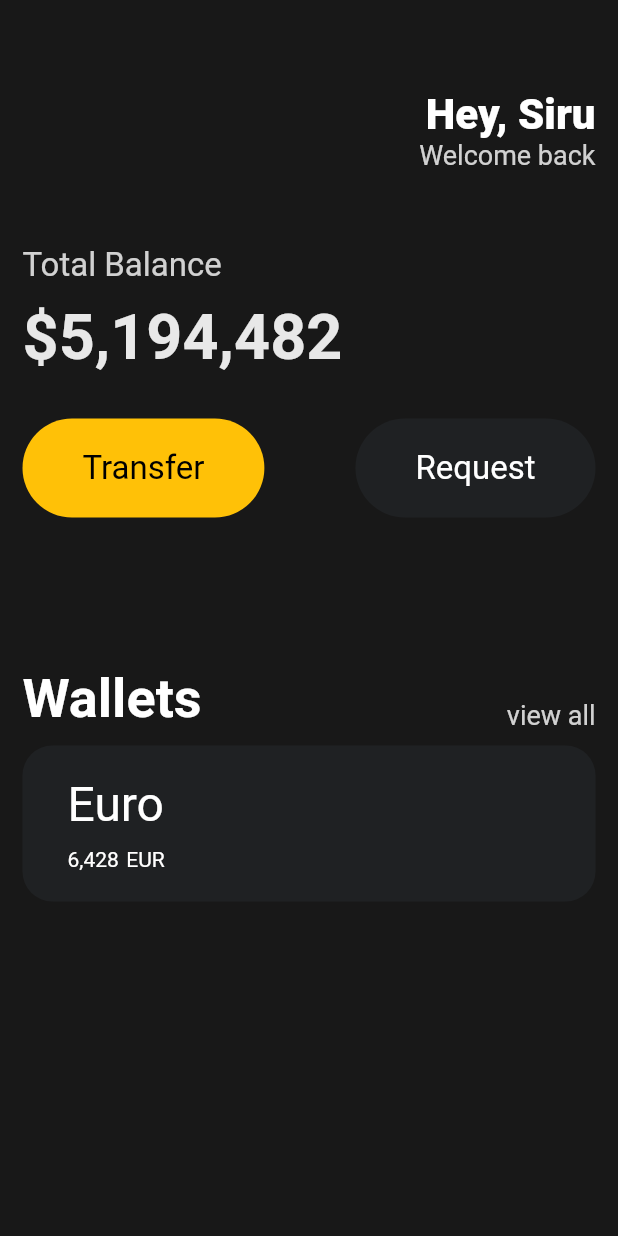
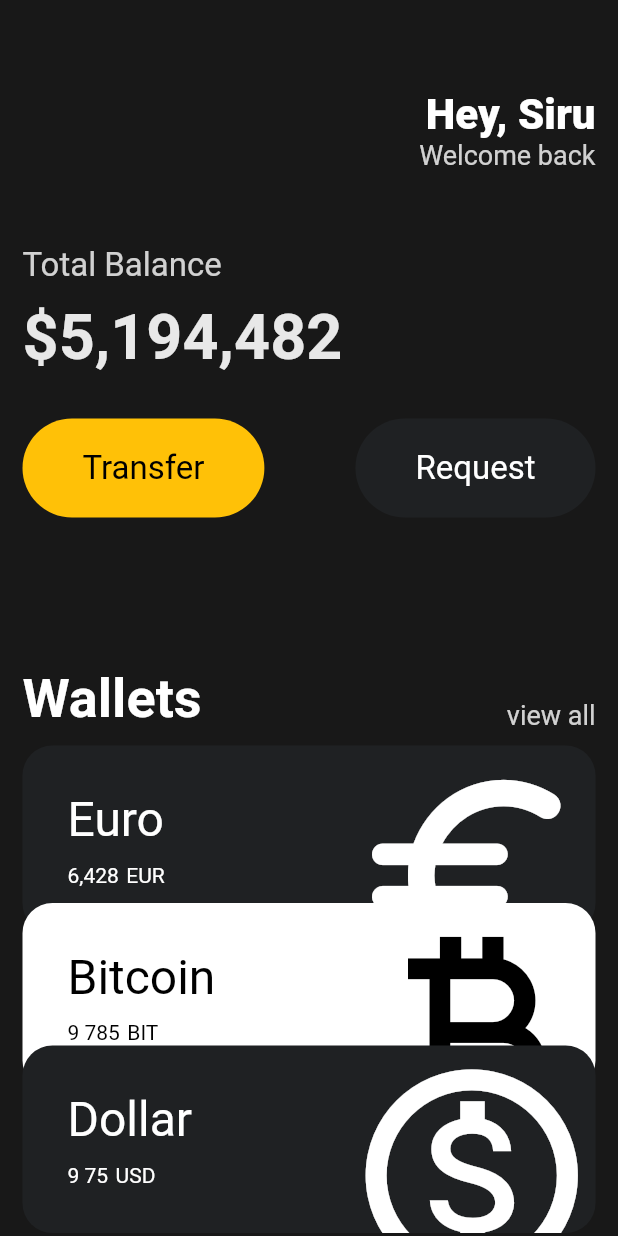
Before and after one commit to mwao/toonflix, a Flutter app: the screen it shows after launch, on a phone screen of 412 x 824 dp. Run offline on Flutter 3.47's test engine with Material 2 defaults, Android fonts, the phone set to English and light mode, and no system bars.

Commit message:
card complete

```diff
--- a/lib/main.dart
+++ b/lib/main.dart
@@ -1,5 +1,7 @@
 import 'package:flutter/material.dart';
 import 'package:toonflix/widgets/button.dart';
+import 'package:toonflix/widgets/currency_card.dart';
+import 'package:toonflix/widgets/currency_card_new.dart';
 
 class Player {
   // String name = 'nico';
@@ -27,8 +29,7 @@ void main() {
 //               // Text('Hello Flutter!'),
 //               Center(
 //             child: Text('Hello Flutter!'),
-//           )),
-//     );
+//           ))
 //   }
 // }
 
@@ -39,7 +40,8 @@ class App extends StatelessWidget {
     return MaterialApp(
       home: Scaffold(
           backgroundColor: const Color(0xFF181818),
-          body: Padding(
+          body: SingleChildScrollView(
+            child: Padding(
                 padding: // EdgeInsets.all(10)
                     const EdgeInsets.symmetric(horizontal: 15, vertical: 10),
                 child: Column(
@@ -110,7 +112,8 @@ class App extends StatelessWidget {
                                 vertical: 20, horizontal: 40),
                             child: Text(
                               'Request',
-                            style: TextStyle(fontSize: 22, color: Colors.white),
+                              style:
+                                  TextStyle(fontSize: 22, color: Colors.white),
                             ),
                           ),
                         ),
@@ -144,6 +147,7 @@ class App extends StatelessWidget {
                       height: 10,
                     ),
                     Container(
+                        clipBehavior: Clip.hardEdge,
                         decoration: BoxDecoration(
                           color: const Color(0xFF1F2123),
                           borderRadius: BorderRadius.circular(20),
@@ -151,7 +155,10 @@ class App extends StatelessWidget {
                         child: Padding(
                           padding: const EdgeInsets.symmetric(
                               vertical: 20, horizontal: 30),
-                        child: Row(
+                          child:
+                              // Row 는 가로로 item 정렬
+                              Row(
+                            mainAxisAlignment: MainAxisAlignment.spaceBetween,
                             children: [
                               Column(
                                 crossAxisAlignment: CrossAxisAlignment.start,
@@ -169,7 +176,8 @@ class App extends StatelessWidget {
                                   Row(
                                     children: const [
                                       Text('6,428',
-                                        style: TextStyle(color: Colors.white)),
+                                          style:
+                                              TextStyle(color: Colors.white)),
                                       SizedBox(
                                         width: 5,
                                       ),
@@ -178,12 +186,49 @@ class App extends StatelessWidget {
                                     ],
                                   )
                                 ],
-                            )
+                              ),
+                              Transform.scale(
+                                scale: 2,
+                                child: Transform.translate(
+                                  offset: const Offset(-5, 12),
+                                  child: const Icon(
+                                    Icons.euro_rounded,
+                                    color: Colors.white,
+                                    size: 85,
+                                  ),
+                                ),
+                              ),
                             ],
                           ),
-                      ))
+                        )),
+                    Transform.translate(
+                      offset: const Offset(0, -20),
+                      child: const CurrencyCard(
+                          name: 'Bitcoin',
+                          code: 'BIT',
+                          amount: '9 785',
+                          icon: Icons.currency_bitcoin,
+                          isInverted: true),
+                    ),
+                    // Transform.translate(
+                    //   offset: const Offset(0, -30),
+                    //   child: const CurrencyCard(
+                    //       name: 'Dollar',
+                    //       code: 'USD',
+                    //       amount: '9 75',
+                    //       icon: Icons.monetization_on_outlined,
+                    //       isInverted: false),
+                    // ),
+                    const CurrencyCardNew(
+                        name: 'Dollar',
+                        code: 'USD',
+                        amount: '9 75',
+                        offset: -50,
+                        icon: Icons.monetization_on_outlined,
+                        isInverted: false)
                   ],
-              ))),
+                )),
+          )),
     );
   }
 }
--- /dev/null
+++ b/lib/widgets/currency_card.dart
@@ -0,0 +1,75 @@
+import 'package:flutter/material.dart';
+
+class CurrencyCard extends StatelessWidget {
+  final String name, code, amount;
+  final IconData icon;
+  final bool isInverted;
+
+  const CurrencyCard(
+      {super.key,
+      required this.name,
+      required this.code,
+      required this.amount,
+      required this.icon,
+      required this.isInverted});
+
+  @override
+  Widget build(BuildContext context) {
+    // TODO: implement build
+    return Container(
+        clipBehavior: Clip.hardEdge,
+        decoration: BoxDecoration(
+          color: isInverted ? Colors.white : const Color(0xFF1F2123),
+          borderRadius: BorderRadius.circular(20),
+        ),
+        child: Padding(
+          padding: const EdgeInsets.symmetric(vertical: 20, horizontal: 30),
+          child:
+              // Row 는 가로로 item 정렬
+              Row(
+            mainAxisAlignment: MainAxisAlignment.spaceBetween,
+            children: [
+              Column(
+                crossAxisAlignment: CrossAxisAlignment.start,
+                children: [
+                  Text(
+                    name,
+                    style: TextStyle(
+                      color: isInverted ? Colors.black : Colors.white,
+                      fontSize: 32,
+                    ),
+                  ),
+                  const SizedBox(
+                    height: 10,
+                  ),
+                  Row(
+                    children: [
+                      Text(amount,
+                          style: TextStyle(
+                              color: isInverted ? Colors.black : Colors.white)),
+                      const SizedBox(
+                        width: 5,
+                      ),
+                      Text(code,
+                          style: TextStyle(
+                              color: isInverted ? Colors.black : Colors.white))
+                    ],
+                  )
+                ],
+              ),
+              Transform.scale(
+                scale: 2,
+                child: Transform.translate(
+                  offset: const Offset(-5, 12),
+                  child: Icon(
+                    icon,
+                    color: isInverted ? Colors.black : Colors.white,
+                    size: 85,
+                  ),
+                ),
+              ),
+            ],
+          ),
+        ));
+  }
+}
--- /dev/null
+++ b/lib/widgets/currency_card_new.dart
@@ -0,0 +1,31 @@
+import 'package:flutter/material.dart';
+import 'package:toonflix/widgets/currency_card.dart';
+
+class CurrencyCardNew extends StatelessWidget {
+  final String name, code, amount;
+  final double offset;
+  final IconData icon;
+  final bool isInverted;
+
+  const CurrencyCardNew(
+      {super.key,
+      required this.name,
+      required this.code,
+      required this.amount,
+      required this.offset,
+      required this.icon,
+      required this.isInverted});
+
+  @override
+  Widget build(BuildContext context) {
+    // TODO: implement build
+    return Transform.translate(
+        offset: Offset(0, offset),
+        child: CurrencyCard(
+            name: name,
+            code: code,
+            amount: amount,
+            icon: icon,
+            isInverted: isInverted));
+  }
+}
```
Lines whose indentation alone changed are shown as unchanged.
